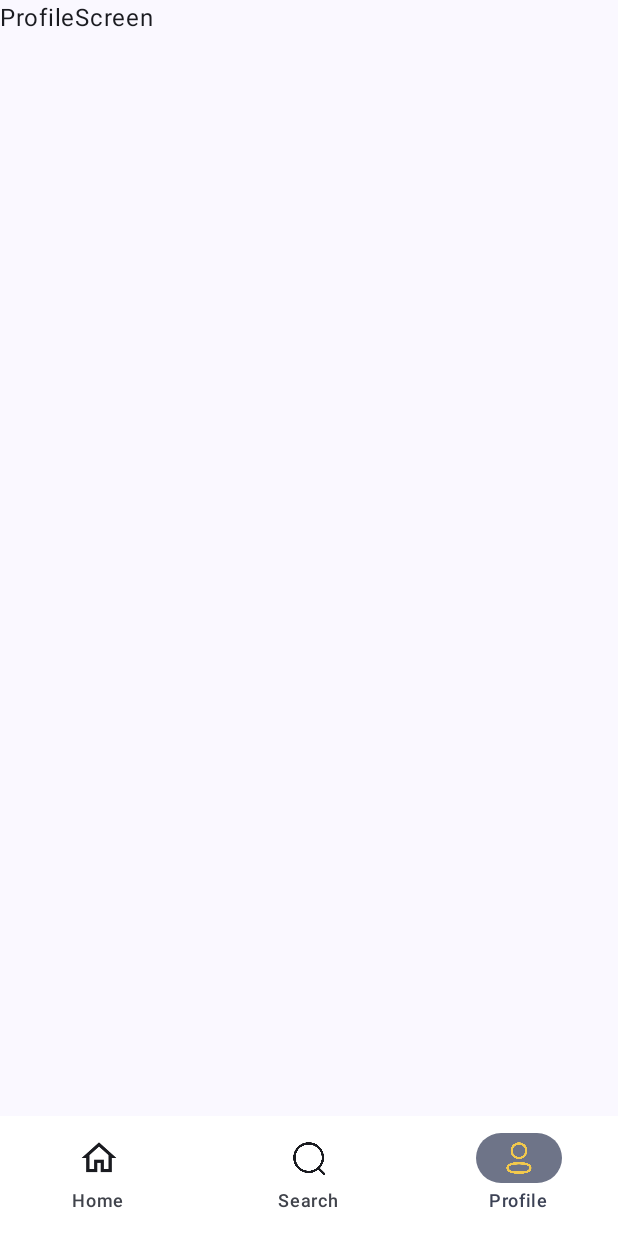
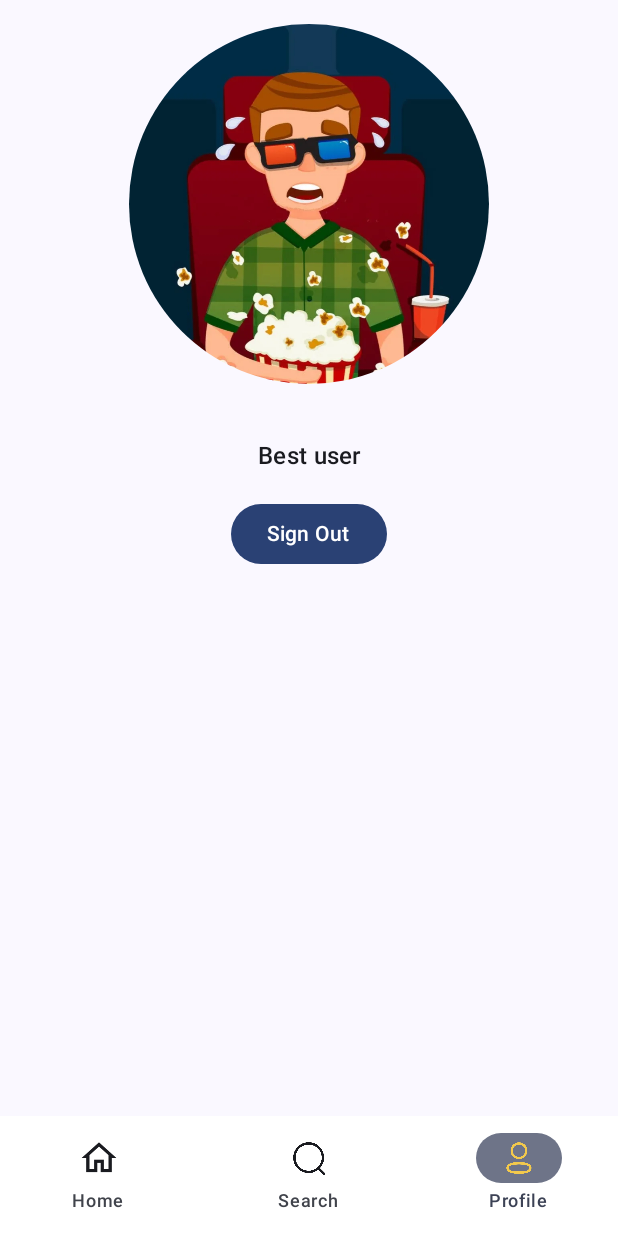
Before and after one commit to MishaNikolaev/MoviesApp, an Android app built with Jetpack Compose: the ProfileScreen screen opened through its navigation route, on a phone screen of 412 x 824 dp. Run offline under Robolectric (Android 15) with nearby library versions, the phone set to English and light mode, and no system bars; our stand-ins replace Dagger/Hilt's generated code; pictures from the network do not load.

Commit message:
Profile screen

```diff
--- /dev/null
+++ b/app/src/main/java/com/nmichail/moviesapp/profile/data/di/ProfileModule.kt
@@ -0,0 +1,24 @@
+package com.nmichail.moviesapp.profile.data.di
+
+import com.nmichail.moviesapp.profile.data.remote.ProfileApi
+import com.nmichail.moviesapp.profile.data.repository.ProfileRepository
+import com.nmichail.moviesapp.profile.domain.repository.ProfileRepositoryImpl
+import dagger.Module
+import dagger.Provides
+import dagger.hilt.InstallIn
+import dagger.hilt.components.SingletonComponent
+import retrofit2.Retrofit
+
+@Module
+@InstallIn(SingletonComponent::class)
+object ProfileModule {
+    @Provides
+    fun provideProfileApi(retrofit: Retrofit): ProfileApi {
+        return retrofit.create(ProfileApi::class.java)
+    }
+
+    @Provides
+    fun provideProfileRepository(api: ProfileApi): ProfileRepository {
+        return ProfileRepositoryImpl(api)
+    }
+}
--- /dev/null
+++ b/app/src/main/java/com/nmichail/moviesapp/profile/data/dto/AvatarDto.kt
@@ -0,0 +1,6 @@
+package com.nmichail.moviesapp.profile.data.dto
+
+data class AvatarDto(
+    val gravatar: GravatarDto,
+    val tmdb: TmdbDto?
+)
--- /dev/null
+++ b/app/src/main/java/com/nmichail/moviesapp/profile/data/dto/GravatarDto.kt
@@ -0,0 +1,5 @@
+package com.nmichail.moviesapp.profile.data.dto
+
+data class GravatarDto(
+    val hash: String
+)
--- /dev/null
+++ b/app/src/main/java/com/nmichail/moviesapp/profile/data/dto/TmdbDto.kt
@@ -0,0 +1,5 @@
+package com.nmichail.moviesapp.profile.data.dto
+
+data class TmdbDto(
+    val avatar_path: String?
+)
--- /dev/null
+++ b/app/src/main/java/com/nmichail/moviesapp/profile/data/remote/ProfileApi.kt
@@ -0,0 +1,14 @@
+package com.nmichail.moviesapp.profile.data.remote
+
+import com.nmichail.moviesapp.profile.data.dto.ProfileDto
+import retrofit2.http.GET
+import retrofit2.http.Path
+import retrofit2.http.Query
+
+interface ProfileApi {
+    @GET("account/{account_id}")
+    suspend fun getProfile(
+        @Path("account_id") accountId: Long,
+        @Query("session_id") sessionId: String
+    ): ProfileDto
+}
--- /dev/null
+++ b/app/src/main/java/com/nmichail/moviesapp/profile/data/repository/ProfileRepository.kt
@@ -0,0 +1,11 @@
+package com.nmichail.moviesapp.profile.data.repository
+
+import com.nmichail.moviesapp.profile.domain.models.Profile
+
+
+interface ProfileRepository {
+
+    suspend fun getProfile(accountId: Long, sessionId: String): Profile
+
+    suspend fun signOut(): Result<Unit>
+}
--- /dev/null
+++ b/app/src/main/java/com/nmichail/moviesapp/profile/domain/usecases/GetProfileUseCase.kt
@@ -0,0 +1,13 @@
+package com.nmichail.moviesapp.profile.domain.usecases
+
+import com.nmichail.moviesapp.profile.data.repository.ProfileRepository
+import com.nmichail.moviesapp.profile.domain.models.Profile
+import javax.inject.Inject
+
+class GetProfileUseCase @Inject constructor(
+    private val repository: ProfileRepository
+) {
+    suspend operator fun invoke(accountId: Long, sessionId: String): Profile {
+        return repository.getProfile(accountId, sessionId)
+    }
+}
--- /dev/null
+++ b/app/src/main/java/com/nmichail/moviesapp/profile/domain/usecases/SignOutUseCase.kt
@@ -0,0 +1,12 @@
+package com.nmichail.moviesapp.profile.domain.usecases
+
+import com.nmichail.moviesapp.profile.data.repository.ProfileRepository
+import javax.inject.Inject
+
+class SignOutUseCase @Inject constructor(
+    private val repository: ProfileRepository
+) {
+    suspend operator fun invoke(): Result<Unit> {
+        return repository.signOut()
+    }
+}
--- /dev/null
+++ b/app/src/main/java/com/nmichail/moviesapp/profile/presentation/ProfileEvent.kt
@@ -0,0 +1,6 @@
+package com.nmichail.moviesapp.profile.presentation
+
+sealed class ProfileEvent {
+    object LoadProfile : ProfileEvent()
+    object SignOut : ProfileEvent()
+}
--- a/app/src/main/java/com/nmichail/moviesapp/profile/presentation/ProfileScreen.kt
+++ b/app/src/main/java/com/nmichail/moviesapp/profile/presentation/ProfileScreen.kt
@@ -1,10 +1,98 @@
 package com.nmichail.moviesapp.profile.presentation
 
+import androidx.compose.foundation.Image
+import androidx.compose.foundation.layout.Arrangement
+import androidx.compose.foundation.layout.Column
+import androidx.compose.foundation.layout.Spacer
+import androidx.compose.foundation.layout.fillMaxSize
+import androidx.compose.foundation.layout.height
+import androidx.compose.foundation.layout.padding
+import androidx.compose.foundation.layout.size
+import androidx.compose.foundation.shape.CircleShape
+import androidx.compose.material3.Button
+import androidx.compose.material3.CircularProgressIndicator
+import androidx.compose.material3.MaterialTheme
 import androidx.compose.material3.Text
 import androidx.compose.runtime.Composable
+import androidx.compose.runtime.collectAsState
+import androidx.compose.ui.Alignment
+import androidx.compose.ui.Modifier
+import androidx.compose.ui.draw.clip
+import androidx.compose.ui.res.painterResource
+import androidx.compose.ui.text.style.TextAlign
+import androidx.compose.ui.unit.dp
+import androidx.hilt.navigation.compose.hiltViewModel
+import coil.compose.rememberImagePainter
+import com.nmichail.moviesapp.R
 
 @Composable
-fun ProfileScreen(){
+fun ProfileScreen(viewModel: ProfileViewModel = hiltViewModel()) {
+    val state = viewModel.state.collectAsState().value
 
-    Text(text = "ProfileScreen")
+    if (state.isLoading) {
+        Column(
+            modifier = Modifier.fillMaxSize(),
+            horizontalAlignment = Alignment.CenterHorizontally,
+            verticalArrangement = Arrangement.Center
+        ) {
+            CircularProgressIndicator()
+        }
+    } else if (state.error != null) {
+        Column(
+            modifier = Modifier.fillMaxSize(),
+            horizontalAlignment = Alignment.CenterHorizontally,
+            verticalArrangement = Arrangement.Center
+        ) {
+            Text(
+                text = state.error ?: "Unknown Error",
+                textAlign = TextAlign.Center,
+                color = MaterialTheme.colorScheme.error
+            )
+        }
+    } else {
+        Column(
+            modifier = Modifier
+                .fillMaxSize()
+                .padding(16.dp),
+            horizontalAlignment = Alignment.CenterHorizontally
+        ) {
+            state.avatarUrl?.let { avatarUrl ->
+                Image(
+                    painter = rememberImagePainter(data = avatarUrl),
+                    contentDescription = "Avatar",
+                    modifier = Modifier
+                        .size(240.dp)
+                        .clip(CircleShape)
+                )
+            } ?: Image(
+                painter = painterResource(id = R.drawable.moviephone),
+                contentDescription = "Avatar",
+                modifier = Modifier
+                    .size(240.dp)
+                    .clip(CircleShape)
+            )
+
+            Spacer(modifier = Modifier.height(36.dp))
+
+            Text(
+                text = state.username ?: "Best user",
+                style = MaterialTheme.typography.titleMedium,
+                textAlign = TextAlign.Center
+            )
+
+            state.email?.let { email ->
+                Spacer(modifier = Modifier.height(8.dp))
+                Text(
+                    text = email,
+                    style = MaterialTheme.typography.bodyMedium
+                )
+            }
+
+            Spacer(modifier = Modifier.height(16.dp))
+
+            Button(onClick = { viewModel.handleEvent(ProfileEvent.SignOut) }) {
+                Text(text = "Sign Out")
+            }
+        }
+    }
 }
--- /dev/null
+++ b/app/src/main/java/com/nmichail/moviesapp/profile/presentation/ProfileState.kt
@@ -0,0 +1,9 @@
+package com.nmichail.moviesapp.profile.presentation
+
+data class ProfileState(
+    val isLoading: Boolean = false,
+    val avatarUrl: String? = null,
+    val username: String? = null,
+    val email: String? = null,
+    val error: String? = null
+)
```
Also changed, not shown: app/src/main/java/com/nmichail/moviesapp/profile/data/dto/ProfileDto.kt (added, +10 -0 lines), app/src/main/java/com/nmichail/moviesapp/profile/domain/models/Profile.kt (added, +8 -0 lines), app/src/main/java/com/nmichail/moviesapp/profile/domain/repository/ProfileRepositoryImpl.kt (added, +30 -0 lines), app/src/main/java/com/nmichail/moviesapp/profile/presentation/ProfileViewModel.kt (added, +64 -0 lines).
